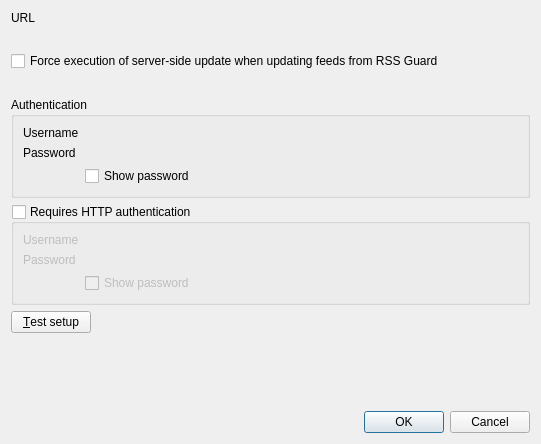
Above: src/services/tt-rss/gui/formeditttrssaccount.ui from martinrotter/rssguard before the change. Below: the same form after it.
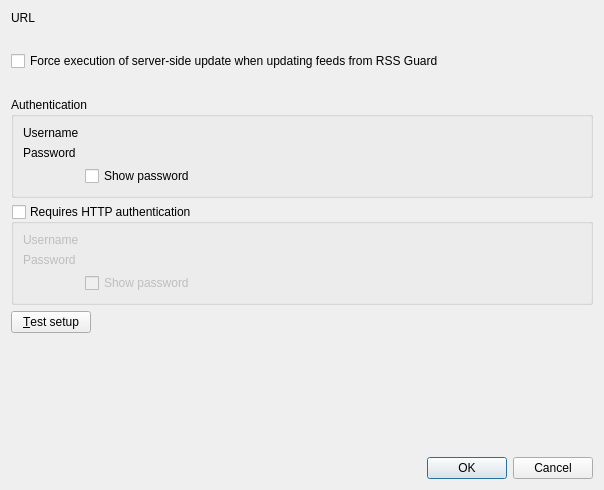
That is the form after the change. Custom widgets are drawn as their Qt base class.

```diff
--- a/src/services/tt-rss/gui/formeditttrssaccount.ui
+++ b/src/services/tt-rss/gui/formeditttrssaccount.ui
@@ -6,8 +6,8 @@
    <rect>
     <x>0</x>
     <y>0</y>
-    <width>541</width>
-    <height>444</height>
+    <width>604</width>
+    <height>490</height>
    </rect>
   </property>
   <property name="windowTitle">
```
